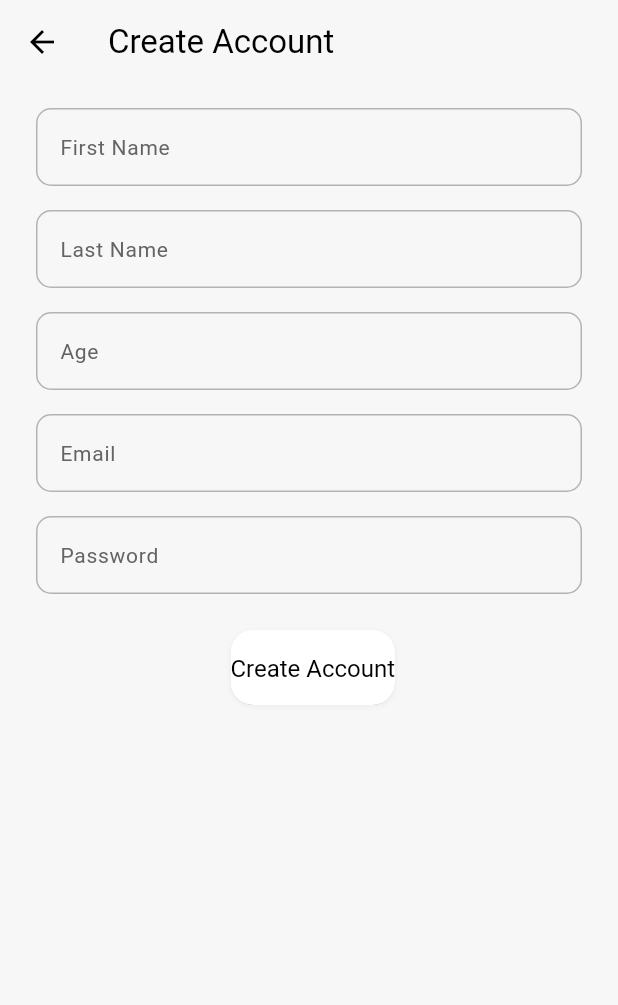
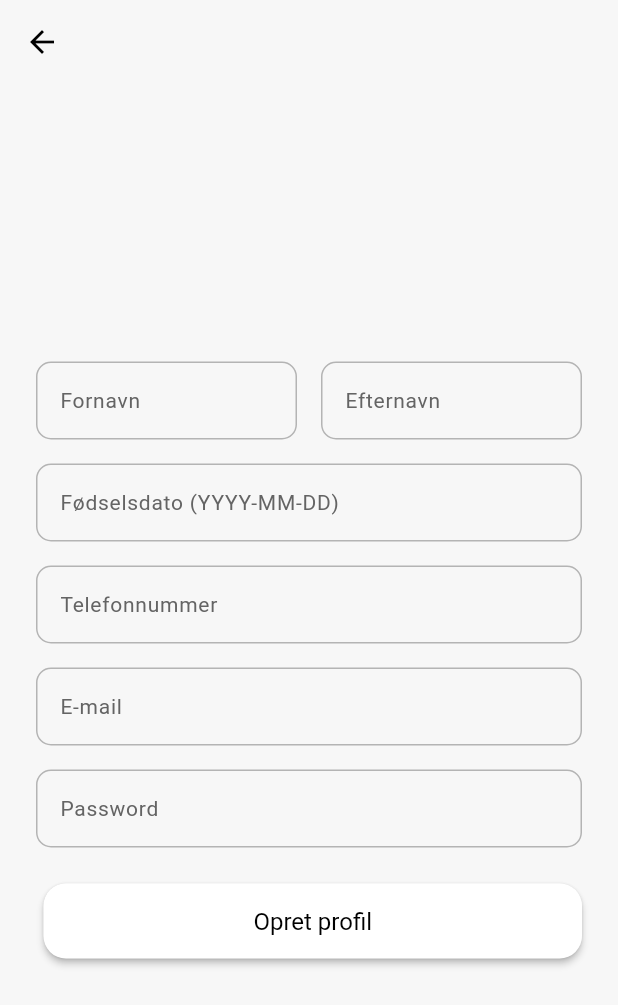
Before and after one commit to AndreasBardram/RoomFinder, a Flutter app: the screen it shows after launch, item 2 of the bottom bar chosen, after a tap on "Opret profil", on a phone screen of 412 x 824 dp. Shown: the top 1005 px of the screen. Run offline on Flutter 3.47's test engine with Material 3 defaults, Android fonts, the phone set to English and light mode, and no system bars; our stand-ins replace cached_network_image, cloud_firestore, firebase_auth, firebase_core, firebase_storage, fluentui_system_icons and 2 more; accounts and stored records are empty.

Commit message:
opret profil bug fix

```diff
--- a/room_finder/lib/screens/chat_screen.dart
+++ b/room_finder/lib/screens/chat_screen.dart
@@ -2,7 +2,7 @@ import 'package:flutter/material.dart';
 import 'package:firebase_auth/firebase_auth.dart';
 import '../components/custom_styles.dart';
 import 'log_ind_screen.dart';
-import 'create_account_screen.dart';
+import 'opret_profil_screen.dart';
 
 class ChatScreen extends StatefulWidget {
   const ChatScreen({super.key});
--- a/room_finder/lib/screens/create_account_screen.dart
+++ /dev/null
@@ -1,173 +0,0 @@
-import 'package:flutter/material.dart';
-import 'package:firebase_auth/firebase_auth.dart';
-import 'package:cloud_firestore/cloud_firestore.dart';
-import '../components/custom_styles.dart';
-import '../utils/navigation.dart'; // For navigating to MainScreen after creation
-
-class CreateAccountScreen extends StatefulWidget {
-  const CreateAccountScreen({super.key});
-
-  @override
-  State<CreateAccountScreen> createState() => _CreateAccountScreenState();
-}
-
-class _CreateAccountScreenState extends State<CreateAccountScreen> {
-  final TextEditingController _firstNameController = TextEditingController();
-  final TextEditingController _lastNameController = TextEditingController();
-  final TextEditingController _ageController = TextEditingController();
-  final TextEditingController _emailController = TextEditingController();
-  final TextEditingController _passwordController = TextEditingController();
-
-  /// Creates a new account with extra details and saves them to Firestore.
-  Future<void> _createAccount() async {
-    final String firstName = _firstNameController.text.trim();
-    final String lastName = _lastNameController.text.trim();
-    final String ageText = _ageController.text.trim();
-    final String email = _emailController.text.trim();
-    final String password = _passwordController.text.trim();
-
-    if (firstName.isEmpty ||
-        lastName.isEmpty ||
-        ageText.isEmpty ||
-        email.isEmpty ||
-        password.isEmpty) {
-      _showMessage("Please fill in all fields.");
-      return;
-    }
-
-    // Validate age
-    int? age = int.tryParse(ageText);
-    if (age == null) {
-      _showMessage("Please enter a valid age.");
-      return;
-    }
-
-    try {
-      // 1) Create the user in Firebase Auth.
-      UserCredential userCredential =
-          await FirebaseAuth.instance.createUserWithEmailAndPassword(
-        email: email,
-        password: password,
-      );
-
-      // 2) Save additional user details in Firestore.
-      final uid = userCredential.user?.uid;
-      if (uid != null) {
-        await FirebaseFirestore.instance.collection('users').doc(uid).set({
-          'firstName': firstName,
-          'lastName': lastName,
-          'age': age,
-          'email': email,
-          'createdAt': FieldValue.serverTimestamp(),
-        });
-        _showMessage('Account created successfully!');
-        // 3) Navigate to the MainScreen (with Find Roommates active).
-        Navigator.pushReplacement(
-          context,
-          MaterialPageRoute(
-              builder: (context) => const MainScreen(initialIndex: 1)),
-        );
-      }
-    } on FirebaseAuthException catch (e) {
-      _showMessage('Account creation failed: ${e.message}');
-    } catch (e) {
-      _showMessage('An unexpected error occurred.');
-    }
-  }
-
-  void _showMessage(String message) {
-    ScaffoldMessenger.of(context).showSnackBar(
-      SnackBar(content: Text(message)),
-    );
-  }
-
-  @override
-  void dispose() {
-    _firstNameController.dispose();
-    _lastNameController.dispose();
-    _ageController.dispose();
-    _emailController.dispose();
-    _passwordController.dispose();
-    super.dispose();
-  }
-
-  @override
-  Widget build(BuildContext context) {
-    return Scaffold(
-      appBar: AppBar(
-        title: const Text("Create Account"),
-      ),
-      body: SingleChildScrollView(
-        padding:
-            const EdgeInsets.symmetric(horizontal: 24, vertical: 16),
-        child: Column(
-          children: [
-            TextField(
-              controller: _firstNameController,
-              decoration: customInputDecoration(labelText: 'First Name'),
-              style: Theme.of(context)
-                  .textTheme
-                  .bodyMedium
-                  ?.copyWith(fontSize: 14),
-            ),
-            const SizedBox(height: 16),
-            TextField(
-              controller: _lastNameController,
-              decoration: customInputDecoration(labelText: 'Last Name'),
-              style: Theme.of(context)
-                  .textTheme
-                  .bodyMedium
-                  ?.copyWith(fontSize: 14),
-            ),
-            const SizedBox(height: 16),
-            TextField(
-              controller: _ageController,
-              decoration: customInputDecoration(labelText: 'Age'),
-              keyboardType: TextInputType.number,
-              style: Theme.of(context)
-                  .textTheme
-                  .bodyMedium
-                  ?.copyWith(fontSize: 14),
-            ),
-            const SizedBox(height: 16),
-            TextField(
-              controller: _emailController,
-              decoration: customInputDecoration(labelText: 'Email'),
-              style: Theme.of(context)
-                  .textTheme
-                  .bodyMedium
-                  ?.copyWith(fontSize: 14),
-            ),
-            const SizedBox(height: 16),
-            TextField(
-              controller: _passwordController,
-              decoration: customInputDecoration(labelText: 'Password'),
-              obscureText: true,
-              style: Theme.of(context)
-                  .textTheme
-                  .bodyMedium
-                  ?.copyWith(fontSize: 14),
-            ),
-            const SizedBox(height: 24),
-            CustomButtonContainer(
-              child: ClipRRect(
-                borderRadius: BorderRadius.circular(15.0),
-                child: ElevatedButton(
-                  style: customElevatedButtonStyle(),
-                  onPressed: _createAccount,
-                  child: Text(
-                    'Create Account',
-                    style: Theme.of(context)
-                        .textTheme
-                        .headlineSmall
-                        ?.copyWith(fontSize: 16),
-                  ),
-                ),
-              ),
-            ),
-          ],
-        ),
-      ),
-    );
-  }
-}
--- a/room_finder/lib/screens/min_profil_screen.dart
+++ b/room_finder/lib/screens/min_profil_screen.dart
@@ -5,12 +5,13 @@ import 'package:cloud_firestore/cloud_firestore.dart';
 import '../components/custom_styles.dart';
 import 'settings_screen.dart';
 import 'log_ind_screen.dart';
-import 'create_account_screen.dart';
+import 'opret_profil_screen.dart';
 
 class ApartmentCard extends StatelessWidget {
   final String city;
   final double price;
   const ApartmentCard({super.key, required this.city, required this.price});
+
   @override
   Widget build(BuildContext context) {
     return Container(
@@ -48,7 +49,7 @@ class ApartmentCard extends StatelessWidget {
             Padding(
               padding: const EdgeInsets.all(8),
               child: Text(
-                '\$${price.toStringAsFixed(0)}',
+                'DKK ${price.toStringAsFixed(0)}',
                 style: const TextStyle(fontSize: 14, fontWeight: FontWeight.bold),
               ),
             ),
@@ -67,64 +68,100 @@ class YourProfileScreen extends StatefulWidget {
 
 class _YourProfileScreenState extends State<YourProfileScreen> {
   final _firstNameController = TextEditingController();
-  final _instagramController = TextEditingController();
-  final _descriptionController = TextEditingController();
-  final _hobbiesController = TextEditingController();
+  final _lastNameController = TextEditingController();
+  final _birthDateController = TextEditingController();
+  final _phoneController = TextEditingController();
+  final _emailController = TextEditingController();
+
   String _firstName = '';
+  String _lastName = '';
+  String _birthDate = '';
+  String _phone = '';
+  String _email = '';
   int? _age;
-  String _hobbies = '';
+
   late Future<List<QueryDocumentSnapshot<Map<String, dynamic>>>> _apartmentsFuture = Future.value([]);
+
   @override
   void initState() {
     super.initState();
     _loadProfile();
     _apartmentsFuture = _fetchApartments();
   }
+
   @override
   void dispose() {
     _firstNameController.dispose();
-    _instagramController.dispose();
-    _descriptionController.dispose();
-    _hobbiesController.dispose();
+    _lastNameController.dispose();
+    _birthDateController.dispose();
+    _phoneController.dispose();
+    _emailController.dispose();
     super.dispose();
   }
+
+  int? _calculateAge(String date) {
+    final parsed = DateTime.tryParse(date);
+    if (parsed == null) return null;
+    final today = DateTime.now();
+    int years = today.year - parsed.year;
+    if (today.month < parsed.month || (today.month == parsed.month && today.day < parsed.day)) {
+      years--;
+    }
+    return years;
+  }
+
   Future<void> _loadProfile() async {
     final user = FirebaseAuth.instance.currentUser;
     if (user == null) return;
     final doc = await FirebaseFirestore.instance.collection('users').doc(user.uid).get();
     if (doc.exists) {
-      final d = doc.data();
+      final d = doc.data()!;
       setState(() {
-        _firstName = d?['firstName'] ?? '';
-        _age = d?['age'];
-        _hobbies = d?['hobbies'] ?? '';
+        _firstName = d['firstName'] ?? '';
+        _lastName = d['lastName'] ?? '';
+        _birthDate = d['birthDate'] ?? '';
+        _phone = d['phone'] ?? '';
+        _email = user.email ?? '';
+        _age = _calculateAge(_birthDate);
         _firstNameController.text = _firstName;
-        _hobbiesController.text = _hobbies;
+        _lastNameController.text = _lastName;
+        _birthDateController.text = _birthDate;
+        _phoneController.text = _phone;
+        _emailController.text = _email;
       });
+    } else {
+      setState(() => _email = user.email ?? '');
+      _emailController.text = _email;
     }
   }
+
   Future<void> _uploadProfile() async {
     final user = FirebaseAuth.instance.currentUser;
     if (user == null) return;
     await FirebaseFirestore.instance.collection('users').doc(user.uid).set({
+      'firstName': _firstNameController.text.trim(),
+      'lastName': _lastNameController.text.trim(),
+      'birthDate': _birthDateController.text.trim(),
+      'phone': _phoneController.text.trim(),
       'email': user.email,
-      'firstName': _firstNameController.text.trim(),
-      'instagram': _instagramController.text.trim(),
-      'description': _descriptionController.text.trim(),
-      'hobbies': _hobbiesController.text.trim(),
       'updatedAt': FieldValue.serverTimestamp(),
     }, SetOptions(merge: true));
-    ScaffoldMessenger.of(context).showSnackBar(const SnackBar(content: Text('Profile info uploaded.')));
+    ScaffoldMessenger.of(context).showSnackBar(const SnackBar(content: Text('Profil gemt.')));
+    _loadProfile();
   }
+
   Future<List<QueryDocumentSnapshot<Map<String, dynamic>>>> _fetchApartments() async {
     final user = FirebaseAuth.instance.currentUser;
     if (user == null) return [];
-    final snap = await FirebaseFirestore.instance.collection('apartments').where('ownedBy', isEqualTo: user.uid).get();
+    final snap = await FirebaseFirestore.instance
+        .collection('apartments')
+        .where('ownedBy', isEqualTo: user.uid)
+        .get();
     return snap.docs;
   }
-  void _refreshApartments() {
-    setState(() => _apartmentsFuture = _fetchApartments());
-  }
+
+  void _refreshApartments() => setState(() => _apartmentsFuture = _fetchApartments());
+
   Widget _loggedOutBody(BuildContext context) {
     return Center(
       child: Column(
@@ -133,8 +170,6 @@ class _YourProfileScreenState extends State<YourProfileScreen> {
           SizedBox(
             width: 200,
             child: CustomButtonContainer(
-              child: ClipRRect(
-                borderRadius: BorderRadius.circular(15),
               child: ElevatedButton(
                 style: customElevatedButtonStyle(),
                 onPressed: () => Navigator.push(context, MaterialPageRoute(builder: (_) => const LoginScreen())),
@@ -142,13 +177,10 @@ class _YourProfileScreenState extends State<YourProfileScreen> {
               ),
             ),
           ),
-          ),
           const SizedBox(height: 16),
           SizedBox(
             width: 200,
             child: CustomButtonContainer(
-              child: ClipRRect(
-                borderRadius: BorderRadius.circular(15),
               child: ElevatedButton(
                 style: customElevatedButtonStyle(),
                 onPressed: () => Navigator.push(context, MaterialPageRoute(builder: (_) => const CreateAccountScreen())),
@@ -156,17 +188,17 @@ class _YourProfileScreenState extends State<YourProfileScreen> {
               ),
             ),
           ),
-          ),
         ],
       ),
     );
   }
+
   @override
   Widget build(BuildContext context) {
     final user = FirebaseAuth.instance.currentUser;
     return Scaffold(
       appBar: AppBar(
-        title: const Text('Your Profile'),
+        title: const Text('Din profil'),
         actions: [
           IconButton(
             icon: const Icon(FluentIcons.settings_24_regular),
@@ -185,48 +217,67 @@ class _YourProfileScreenState extends State<YourProfileScreen> {
                     backgroundColor: Colors.grey[300],
                     child: const Icon(Icons.person, size: 50, color: Colors.white),
                   ),
-                  if (_firstName.isNotEmpty || _age != null)
+                  if (_firstName.isNotEmpty || _lastName.isNotEmpty)
                     Padding(
                       padding: const EdgeInsets.only(top: 8),
                       child: Text(
-                        '$_firstName${_age != null ? ', $_age' : ''}',
-                        style: const TextStyle(fontWeight: FontWeight.bold),
+                        '$_firstName $_lastName${_age != null ? ', $_age år' : ''}',
+                        style: const TextStyle(fontWeight: FontWeight.bold, fontSize: 16),
                       ),
                     ),
-                  const SizedBox(height: 20),
-                  TextField(
+                  const SizedBox(height: 24),
+                  Row(
+                    children: [
+                      Expanded(
+                        child: TextField(
                           controller: _firstNameController,
-                    decoration: customInputDecoration(labelText: 'First Name'),
+                          decoration: customInputDecoration(labelText: 'Fornavn'),
+                        ),
+                      ),
+                      const SizedBox(width: 16),
+                      Expanded(
+                        child: TextField(
+                          controller: _lastNameController,
+                          decoration: customInputDecoration(labelText: 'Efternavn'),
+                        ),
+                      ),
+                    ],
                   ),
                   const SizedBox(height: 16),
                   TextField(
-                    controller: _instagramController,
-                    decoration: customInputDecoration(labelText: 'Instagram Link'),
+                    controller: _birthDateController,
+                    decoration: customInputDecoration(labelText: 'Fødselsdato (YYYY-MM-DD)'),
                   ),
                   const SizedBox(height: 16),
                   TextField(
-                    controller: _hobbiesController,
-                    decoration: customInputDecoration(labelText: 'Hobbies'),
+                    controller: _phoneController,
+                    decoration: customInputDecoration(labelText: 'Telefonnummer'),
+                    keyboardType: TextInputType.phone,
                   ),
                   const SizedBox(height: 16),
                   TextField(
-                    controller: _descriptionController,
-                    decoration: customInputDecoration(labelText: 'Description'),
-                    maxLines: 3,
+                    controller: _emailController,
+                    decoration: customInputDecoration(labelText: 'E-mail'),
+                    enabled: false,
                   ),
-                  const SizedBox(height: 20),
-                  ElevatedButton(
+                  const SizedBox(height: 24),
+                  SizedBox(
+                    width: double.infinity,
+                    child: CustomButtonContainer(
+                      child: ElevatedButton(
+                        style: customElevatedButtonStyle(),
                         onPressed: _uploadProfile,
-                    style: customElevatedButtonStyle(),
-                    child: const Text('Upload Profile Info', style: TextStyle(color: Colors.black)),
+                        child: const Text('Gem ændringer'),
                       ),
-                  const SizedBox(height: 30),
+                    ),
+                  ),
+                  const SizedBox(height: 32),
                   const Divider(),
                   const SizedBox(height: 10),
                   Row(
                     mainAxisAlignment: MainAxisAlignment.spaceBetween,
                     children: [
-                      const Text('All Apartments', style: TextStyle(fontSize: 18, fontWeight: FontWeight.bold)),
+                      const Text('Dine opslag', style: TextStyle(fontSize: 18, fontWeight: FontWeight.bold)),
                       IconButton(icon: const Icon(Icons.refresh), onPressed: _refreshApartments),
                     ],
                   ),
@@ -235,14 +286,17 @@ class _YourProfileScreenState extends State<YourProfileScreen> {
                     future: _apartmentsFuture,
                     builder: (_, snap) {
                       if (snap.connectionState == ConnectionState.waiting) {
-                        return const Padding(padding: EdgeInsets.symmetric(vertical: 32), child: CircularProgressIndicator());
+                        return const Padding(
+                          padding: EdgeInsets.symmetric(vertical: 32),
+                          child: CircularProgressIndicator(),
+                        );
                       }
                       if (!snap.hasData || snap.data!.isEmpty) {
                         return Column(
                           children: const [
                             Icon(FluentIcons.home_24_regular, size: 40, color: Colors.grey),
                             SizedBox(height: 8),
-                            Text('No apartments available.', style: TextStyle(fontSize: 16, color: Colors.grey)),
+                            Text('Ingen aktive opslag.', style: TextStyle(fontSize: 16, color: Colors.grey)),
                           ],
                         );
                       }
@@ -260,7 +314,7 @@ class _YourProfileScreenState extends State<YourProfileScreen> {
                         itemCount: docs.length,
                         itemBuilder: (_, i) {
                           final d = docs[i].data();
-                          final city = d['city'] ?? 'Unknown';
+                          final city = d['location'] ?? 'Ukendt';
                           final price = (d['price'] ?? 0).toDouble();
                           return ApartmentCard(city: city, price: price);
                         },
--- a/room_finder/lib/screens/opret_profil_screen.dart
+++ b/room_finder/lib/screens/opret_profil_screen.dart
@@ -1,7 +1,8 @@
 import 'package:flutter/material.dart';
 import 'package:firebase_auth/firebase_auth.dart';
+import 'package:cloud_firestore/cloud_firestore.dart';
+import '../components/custom_styles.dart';
 import '../utils/navigation.dart';
-import '../components/custom_styles.dart';
 
 class CreateAccountScreen extends StatefulWidget {
   const CreateAccountScreen({super.key});
@@ -11,32 +12,69 @@ class CreateAccountScreen extends StatefulWidget {
 }
 
 class _CreateAccountScreenState extends State<CreateAccountScreen> {
-  final TextEditingController _firstNameController = TextEditingController();
-  final TextEditingController _lastNameController = TextEditingController();
-  final TextEditingController _birthDateController = TextEditingController();
-  final TextEditingController _phoneController = TextEditingController();
-  final TextEditingController _emailController = TextEditingController();
-  final TextEditingController _passwordController = TextEditingController();
+  final _firstNameController = TextEditingController();
+  final _lastNameController = TextEditingController();
+  final _birthDateController = TextEditingController();
+  final _phoneController = TextEditingController();
+  final _emailController = TextEditingController();
+  final _passwordController = TextEditingController();
 
   Future<void> _createAccount() async {
+    final firstName = _firstNameController.text.trim();
+    final lastName = _lastNameController.text.trim();
+    final birthDate = _birthDateController.text.trim();
+    final phone = _phoneController.text.trim();
     final email = _emailController.text.trim();
     final password = _passwordController.text.trim();
-    if (email.isEmpty || password.isEmpty) {
-      _showMessage('Please enter email and password.');
+
+    if (firstName.isEmpty ||
+        lastName.isEmpty ||
+        birthDate.isEmpty ||
+        phone.isEmpty ||
+        email.isEmpty ||
+        password.isEmpty) {
+      _showMessage('Udfyld alle felter.');
       return;
     }
+
     try {
-      await FirebaseAuth.instance.createUserWithEmailAndPassword(email: email, password: password);
-      Navigator.pushReplacement(context, MaterialPageRoute(builder: (_) => const MainScreen(initialIndex: 0)));
+      final cred = await FirebaseAuth.instance
+          .createUserWithEmailAndPassword(email: email, password: password);
+      final uid = cred.user?.uid;
+      if (uid != null) {
+        await FirebaseFirestore.instance.collection('users').doc(uid).set({
+          'firstName': firstName,
+          'lastName': lastName,
+          'birthDate': birthDate,
+          'phone': phone,
+          'email': email,
+          'createdAt': FieldValue.serverTimestamp(),
+        });
+      }
+      Navigator.pushReplacement(
+        context,
+        MaterialPageRoute(builder: (_) => const MainScreen(initialIndex: 0)),
+      );
     } on FirebaseAuthException catch (e) {
-      _showMessage('Account creation failed: ${e.message}');
+      _showMessage('Fejl: ${e.message}');
     } catch (_) {
-      _showMessage('An unexpected error occurred.');
+      _showMessage('Uventet fejl.');
     }
   }
 
-  void _showMessage(String message) {
-    ScaffoldMessenger.of(context).showSnackBar(SnackBar(content: Text(message)));
+  void _showMessage(String msg) {
+    ScaffoldMessenger.of(context).showSnackBar(SnackBar(content: Text(msg)));
+  }
+
+  @override
+  void dispose() {
+    _firstNameController.dispose();
+    _lastNameController.dispose();
+    _birthDateController.dispose();
+    _phoneController.dispose();
+    _emailController.dispose();
+    _passwordController.dispose();
+    super.dispose();
   }
 
   @override
@@ -82,13 +120,13 @@ class _CreateAccountScreenState extends State<CreateAccountScreen> {
                   const SizedBox(height: 16),
                   TextField(
                     controller: _birthDateController,
-                    decoration: customInputDecoration(labelText: 'Fødselsdato'),
+                    decoration: customInputDecoration(labelText: 'Fødselsdato (YYYY-MM-DD)'),
                     style: Theme.of(context).textTheme.bodyMedium?.copyWith(fontSize: 14),
                   ),
                   const SizedBox(height: 16),
                   TextField(
                     controller: _phoneController,
-                    decoration: customInputDecoration(labelText: 'Telefon-nummer'),
+                    decoration: customInputDecoration(labelText: 'Telefonnummer'),
                     keyboardType: TextInputType.phone,
                     style: Theme.of(context).textTheme.bodyMedium?.copyWith(fontSize: 14),
                   ),
@@ -110,15 +148,12 @@ class _CreateAccountScreenState extends State<CreateAccountScreen> {
                   SizedBox(
                     width: double.infinity,
                     child: CustomButtonContainer(
-                      child: ClipRRect(
-                        borderRadius: BorderRadius.circular(15),
                       child: ElevatedButton(
                         style: customElevatedButtonStyle(),
                         onPressed: _createAccount,
                         child: Text(
                           'Opret profil',
                           style: Theme.of(context).textTheme.headlineSmall?.copyWith(fontSize: 16),
-                          ),
                         ),
                       ),
                     ),
--- a/room_finder/lib/screens/opret_screen.dart
+++ b/room_finder/lib/screens/opret_screen.dart
@@ -10,7 +10,7 @@ import 'package:image_picker/image_picker.dart';
 import '../components/custom_styles.dart';
 import 'settings_screen.dart';
 import 'log_ind_screen.dart';
-import 'create_account_screen.dart';
+import 'opret_profil_screen.dart';
 
 class CreateListingScreen extends StatefulWidget {
   const CreateListingScreen({super.key});
```
Lines whose indentation alone changed are shown as unchanged.
